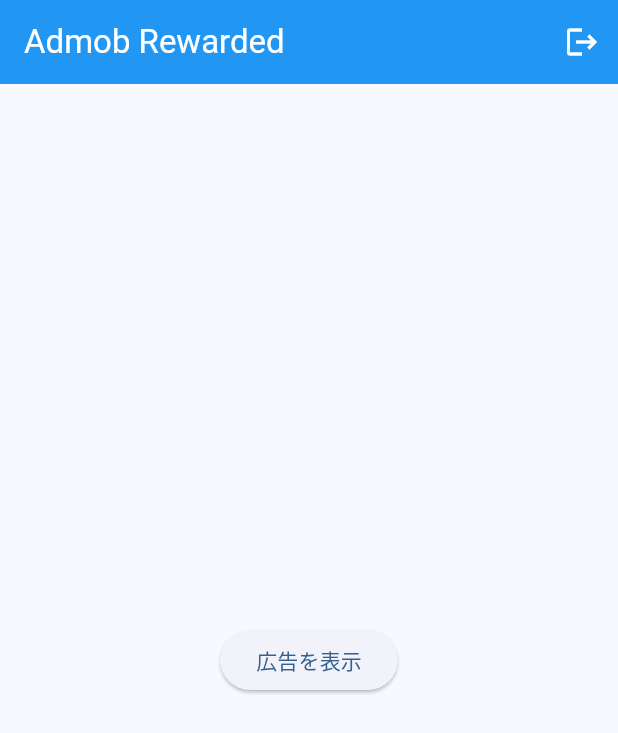
After one commit to aoskainer/flutter_app, a Flutter app: the GoogleAdmobRewardedPage screen opened by its route, after a tap on "広告を表示", on a phone screen of 412 x 824 dp. The commit adds this screen. Shown: the top 733 px of the screen. Run offline on Flutter 3.47's test engine with Material 3 defaults, Android fonts, the phone set to English and light mode, and no system bars; our stand-ins replace flutter_riverpod, freezed_annotation, go_router, google_maps_flutter, google_mobile_ads, riverpod_annotation; generated files the repository leaves out were written again.

Commit message:
feat: リワード広告のページを作ってみました。

```diff
--- a/lib/router.dart
+++ b/lib/router.dart
@@ -1,6 +1,7 @@
 import 'package:flutter/material.dart';
 import 'package:flutter_app/view/counter_page.dart';
 import 'package:flutter_app/view/google_admob_banner_page.dart';
+import 'package:flutter_app/view/google_admob_rewarded_page.dart';
 import 'package:flutter_app/view/google_map_page.dart';
 import 'package:flutter_app/view/list_page.dart';
 import 'package:flutter_app/view/login_page.dart';
@@ -91,6 +92,16 @@ class RouterFactory {
             );
           },
         ),
+        GoRoute(
+          path: '/googleAdmobRewarded',
+          name: 'googleAdmobRewarded',
+          pageBuilder: (context, state) {
+            return MaterialPage(
+              key: state.pageKey,
+              child: const GoogleAdmobRewardedPage(),
+            );
+          },
+        ),
       ],
       errorPageBuilder: (context, state) => MaterialPage(
         key: state.pageKey,
--- /dev/null
+++ b/lib/view/google_admob_rewarded_page.dart
@@ -0,0 +1,101 @@
+import 'dart:io';
+
+import 'package:flutter/material.dart';
+import 'package:flutter_app/constant/ad_unit_test_id.dart';
+import 'package:go_router/go_router.dart';
+import 'package:google_mobile_ads/google_mobile_ads.dart';
+
+class GoogleAdmobRewardedPage extends StatefulWidget {
+  const GoogleAdmobRewardedPage({super.key});
+
+  @override
+  State<GoogleAdmobRewardedPage> createState() => _GoogleAdmobRewardedState();
+}
+
+class _GoogleAdmobRewardedState extends State<GoogleAdmobRewardedPage> {
+  RewardedAd? _rewardedAd;
+  final String _adUnitId = Platform.isAndroid
+      ? AdUnitTestId.rewarded.android
+      : AdUnitTestId.rewarded.ios;
+
+  @override
+  Widget build(BuildContext context) {
+    return Scaffold(
+      appBar: AppBar(
+        title: const Text('Admob Rewarded'),
+        backgroundColor: Colors.blue,
+        foregroundColor: Colors.white,
+        actions: <Widget>[
+          IconButton(
+            onPressed: () => context.go('/login'),
+            icon: const Icon(Icons.logout),
+          ),
+        ],
+      ),
+      body: Center(
+        child: ElevatedButton(
+          onPressed: () {
+            if (_rewardedAd != null) {
+              _rewardedAd?.show(
+                onUserEarnedReward: (ad, reward) {
+                  debugPrint('ユーザーが報酬を獲得しました。');
+                },
+              );
+            } else {
+              debugPrint('まだ広告が読み込まれていないので何もしませんでした。');
+            }
+          },
+          child: const Text('広告を表示'),
+        ),
+      ),
+    );
+  }
+
+  @override
+  void initState() {
+    super.initState();
+    _loadAd();
+  }
+
+  @override
+  void dispose() {
+    _rewardedAd?.dispose();
+    super.dispose();
+  }
+
+  void _loadAd() {
+    RewardedAd.load(
+      adUnitId: _adUnitId,
+      request: const AdRequest(),
+      rewardedAdLoadCallback: RewardedAdLoadCallback(
+        onAdLoaded: (ad) {
+          ad.fullScreenContentCallback = FullScreenContentCallback(
+            onAdShowedFullScreenContent: (ad) {
+              debugPrint('広告を表示しました。');
+            },
+            onAdImpression: (ad) {
+              debugPrint('広告が表示されました。');
+            },
+            onAdFailedToShowFullScreenContent: (ad, err) {
+              debugPrint('フルスクリーン広告の表示に失敗しました。: $err');
+            },
+            onAdWillDismissFullScreenContent: (ad) {
+              debugPrint('広告が閉じられます。');
+            },
+            onAdDismissedFullScreenContent: (ad) {
+              debugPrint('広告を閉じました。');
+            },
+            onAdClicked: (ad) {
+              debugPrint('広告をクリックしました。');
+            },
+          );
+          _rewardedAd = ad;
+          debugPrint('広告の読み込みが完了しました。: $ad');
+        },
+        onAdFailedToLoad: (err) {
+          debugPrint('広告の読み込みに失敗しました。: $err');
+        },
+      ),
+    );
+  }
+}
--- a/lib/view/top_page.dart
+++ b/lib/view/top_page.dart
@@ -32,6 +32,11 @@ class TopPage extends ConsumerWidget {
         icon: Icons.ad_units_outlined,
         buttonText: 'バナー広告',
         route: '/googleAdmobBanner',
+      ),
+      TopPageIconRoute(
+        icon: Icons.currency_yen_rounded,
+        buttonText: 'リワード広告',
+        route: '/googleAdmobRewarded',
       ),
     ];
 
```
